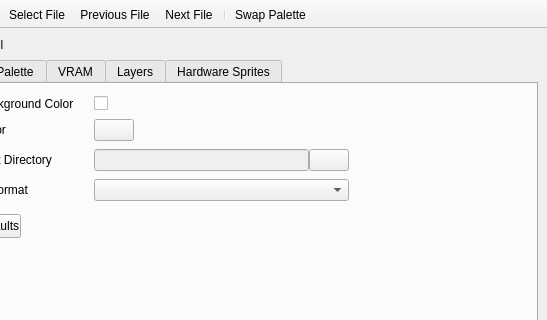
The window that qt/mainwindow.ui (Lupinzar/gssex) describes before a commit, drawn with Qt 5; both pictures show x 93 to 640 and y 0 to 320 of the 640 by 480 pixel window.
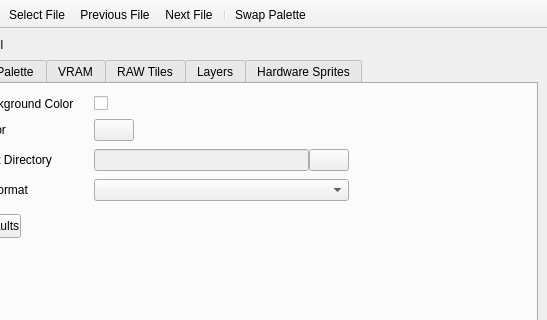
The same window after the commit. The open tabs and pages were chosen to show the change. Icons and pictures are not drawn. Custom widgets are drawn as their Qt base class.

Commit message: Raw Tiles tab

What changed in the file:
```diff
--- a/qt/mainwindow.ui
+++ b/qt/mainwindow.ui
@@ -170,6 +170,11 @@
         <string>VRAM</string>
        </attribute>
       </widget>
+      <widget class="TabRaw" name="tab_raw">
+       <attribute name="title">
+        <string>RAW Tiles</string>
+       </attribute>
+      </widget>
       <widget class="QWidget" name="tab_layers">
        <attribute name="title">
         <string>Layers</string>
@@ -300,6 +305,12 @@
    <header>..ui.tabvram.h</header>
    <container>1</container>
   </customwidget>
+  <customwidget>
+   <class>TabRaw</class>
+   <extends>QWidget</extends>
+   <header>..ui.tabraw.h</header>
+   <container>1</container>
+  </customwidget>
  </customwidgets>
  <tabstops>
   <tabstop>main_tabs</tabstop>
```
Left out of the diff: 2 changed lines with no effect on the pictures. The commit also changes 5 other files.
